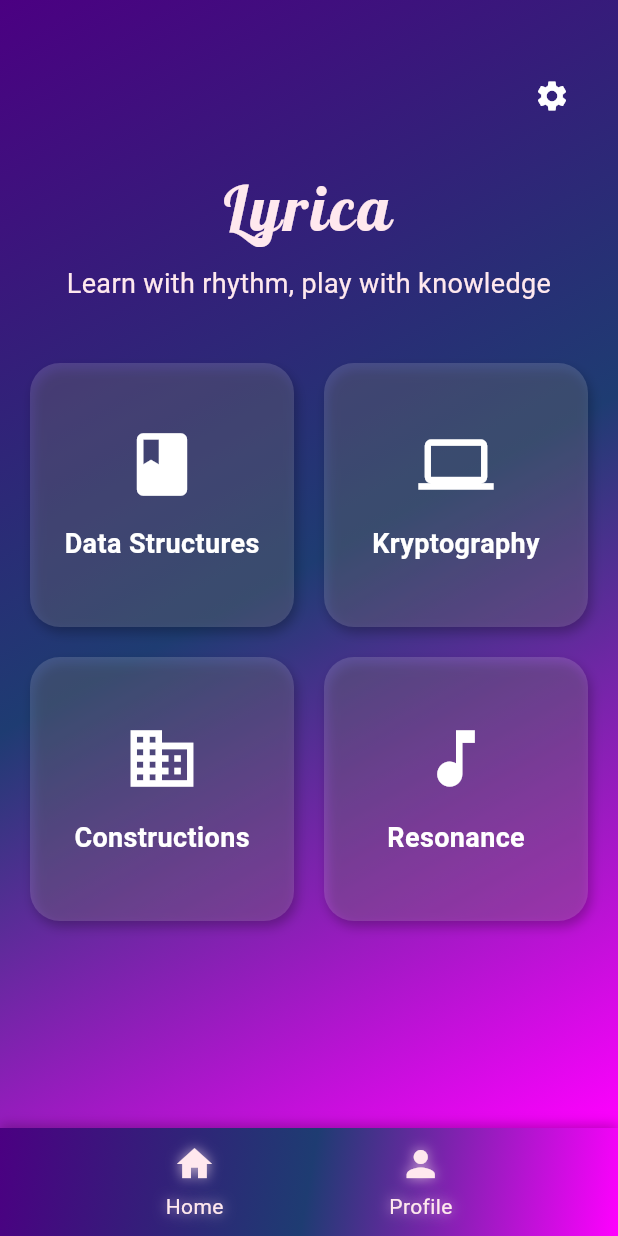
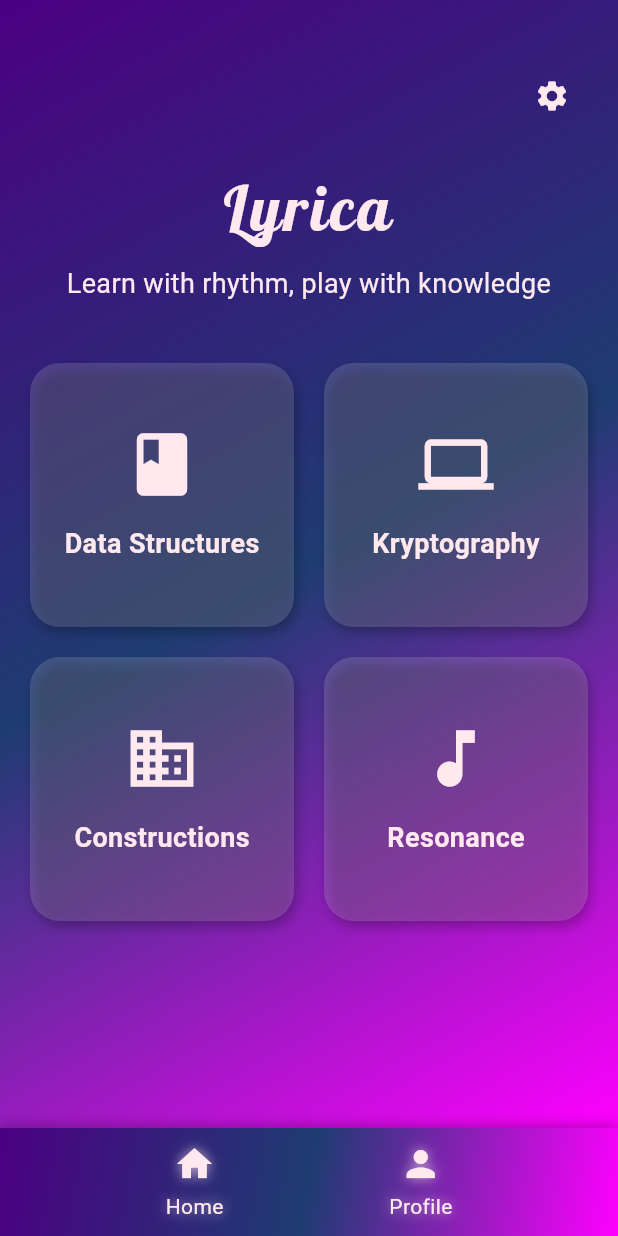
Before and after one commit to AasiyaNaaz/lyrica, a Flutter app: the screen it shows after launch, on a phone screen of 412 x 824 dp. Run offline on Flutter 3.47's test engine with Material 3 defaults, Android fonts, the phone set to English and light mode, and no system bars; our stand-ins replace audioplayers.

Commit message:
changed color of texts

```diff
--- a/lib/screens/home.dart
+++ b/lib/screens/home.dart
@@ -66,7 +66,10 @@ class _HomePageState extends State<HomePage> with TickerProviderStateMixin {
               mainAxisAlignment: MainAxisAlignment.end,
               children: [
                 IconButton(
-                  icon: const Icon(Icons.settings, color: Colors.white),
+                  icon: const Icon(
+                    Icons.settings,
+                    color: Color.fromARGB(255, 255, 232, 238),
+                  ),
                   onPressed: () {},
                 ),
               ],
@@ -107,21 +110,25 @@ class _HomePageState extends State<HomePage> with TickerProviderStateMixin {
                 children: [
                   _CategoryButton(
                     icon: Icons.book,
+                    color: Color.fromARGB(255, 255, 232, 238),
                     label: 'Data Structures',
                     onTap: () {},
                   ),
                   _CategoryButton(
                     icon: Icons.laptop,
+                    color: Color.fromARGB(255, 255, 232, 238),
                     label: 'Kryptography',
                     onTap: () {},
                   ),
                   _CategoryButton(
                     icon: Icons.business,
+                    color: Color.fromARGB(255, 255, 232, 238),
                     label: 'Constructions',
                     onTap: () {},
                   ),
                   _CategoryButton(
                     icon: Icons.music_note,
+                    color: Color.fromARGB(255, 255, 232, 238),
                     label: 'Resonance',
                     onTap: () {},
                   ),
@@ -150,7 +157,6 @@ class _HomePageState extends State<HomePage> with TickerProviderStateMixin {
         child: AnimatedBuilder(
           animation: Listenable.merge([_hueController, _tapController]),
           builder: (context, _) {
-            final hueColor = _getHueColor(_hueController.value);
             return Row(
               mainAxisAlignment: MainAxisAlignment.spaceEvenly,
               children: [
@@ -186,6 +192,7 @@ class _CategoryButton extends StatelessWidget {
     required this.icon,
     required this.label,
     required this.onTap,
+    required Color color,
   });
 
   @override
@@ -207,13 +214,13 @@ class _CategoryButton extends StatelessWidget {
         child: Column(
           mainAxisAlignment: MainAxisAlignment.center,
           children: [
-            Icon(icon, size: 50, color: Colors.white),
+            Icon(icon, size: 50, color: Color.fromARGB(255, 255, 232, 238)),
             const SizedBox(height: 15),
             Text(
               label,
               style: const TextStyle(
                 fontSize: 18,
-                color: Colors.white,
+                color: Color.fromARGB(255, 255, 232, 238),
                 fontWeight: FontWeight.w600,
               ),
             ),
@@ -251,7 +258,7 @@ class _AnimatedNavButton extends StatelessWidget {
             Icon(
               icon,
               size: 28,
-              color: color,
+              color: Color.fromARGB(255, 255, 232, 238),
               shadows: [Shadow(color: color.withOpacity(0.7), blurRadius: 10)],
             ),
             const SizedBox(height: 4),
```
